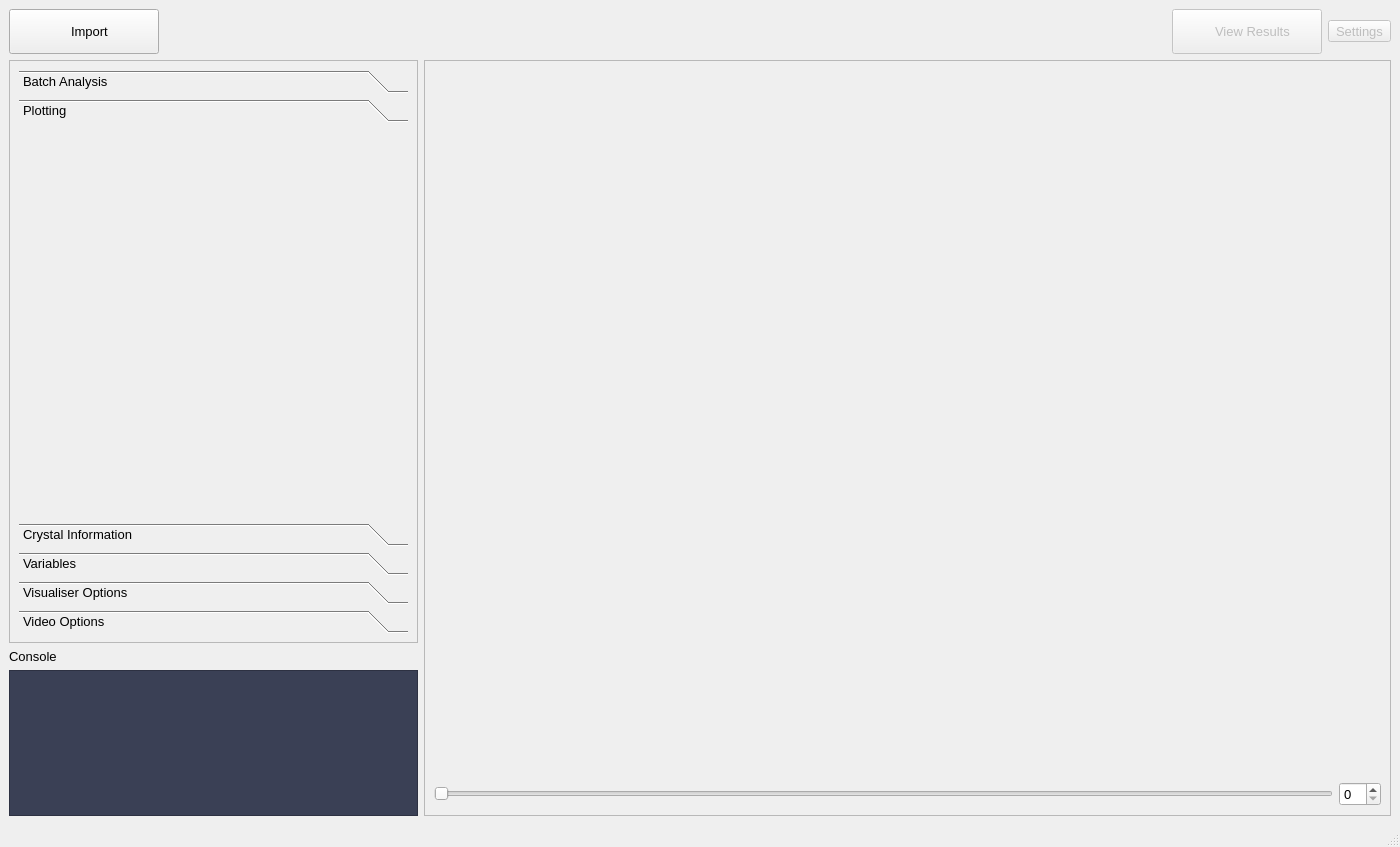
CrystalGrowerOrg/cgaspects, file src/crystalaspects/gui/window.ui: the form before one commit.
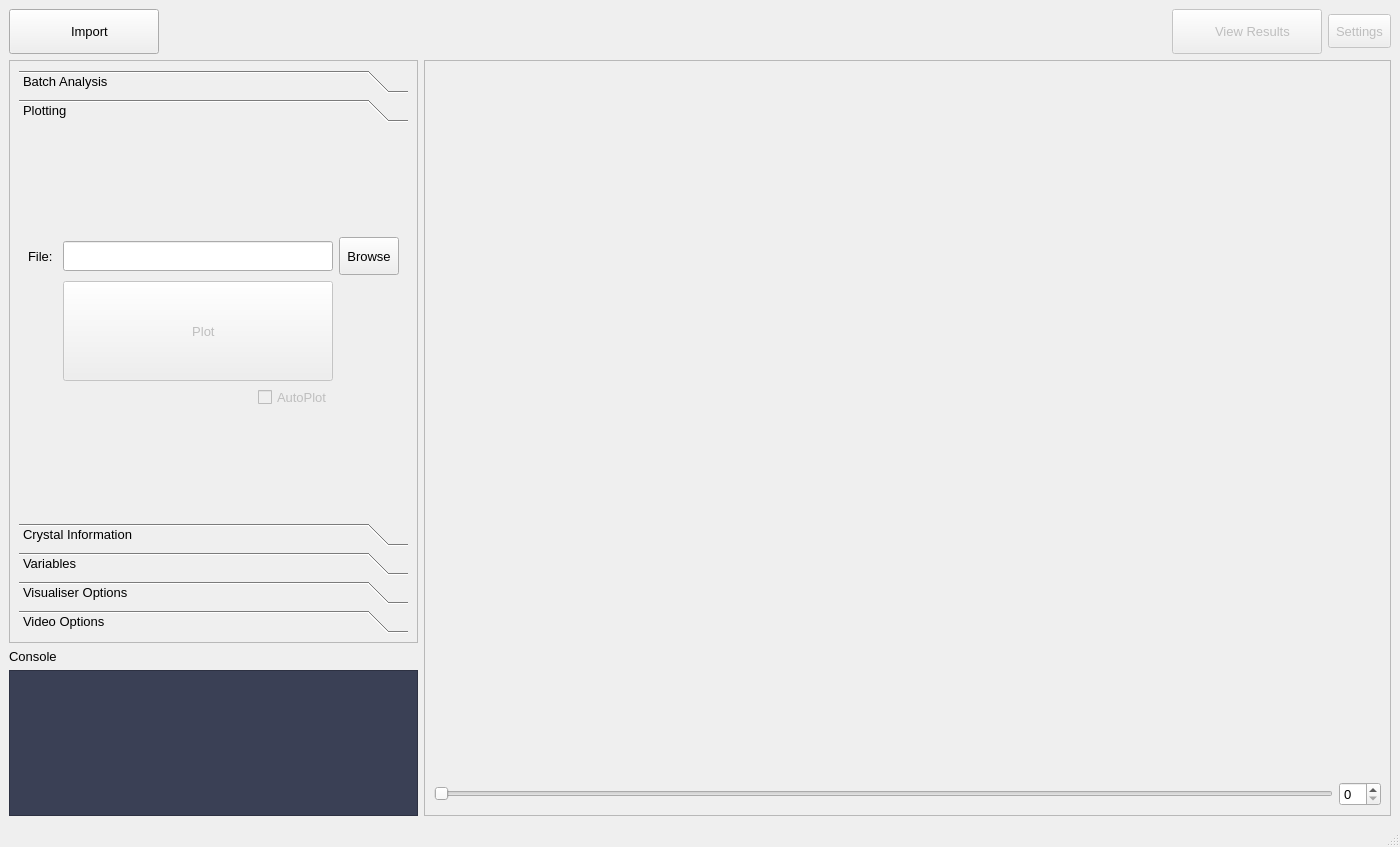
The form after the commit. The open tabs and pages were chosen to show the change. Icons and pictures are not drawn.

```diff
--- a/src/crystalaspects/gui/window.ui
+++ b/src/crystalaspects/gui/window.ui
@@ -106,6 +106,12 @@
       <property name="enabled">
        <bool>false</bool>
       </property>
+      <property name="minimumSize">
+       <size>
+        <width>34</width>
+        <height>34</height>
+       </size>
+      </property>
       <property name="text">
        <string>Settings</string>
       </property>
@@ -225,8 +231,8 @@
         <rect>
          <x>0</x>
          <y>0</y>
-         <width>411</width>
-         <height>574</height>
+         <width>409</width>
+         <height>576</height>
         </rect>
        </property>
        <layout class="QGridLayout" name="gridLayout_12">
@@ -407,13 +413,101 @@
             <rect>
              <x>0</x>
              <y>0</y>
-             <width>387</width>
-             <height>370</height>
+             <width>385</width>
+             <height>372</height>
             </rect>
            </property>
            <attribute name="label">
             <string>Plotting</string>
            </attribute>
+           <layout class="QGridLayout" name="gridLayout_3">
+            <item row="0" column="0">
+             <layout class="QGridLayout" name="gridLayout_9">
+              <item row="1" column="1">
+               <widget class="QPushButton" name="plot_pushButton">
+                <property name="enabled">
+                 <bool>false</bool>
+                </property>
+                <property name="minimumSize">
+                 <size>
+                  <width>0</width>
+                  <height>100</height>
+                 </size>
+                </property>
+                <property name="text">
+                 <string>   Plot</string>
+                </property>
+                <property name="icon">
+                 <iconset resource="../../../res/qticons.qrc">
+                  <normaloff>:/material_icons/material_icons/png/chart-scatter-plot.png</normaloff>:/material_icons/material_icons/png/chart-scatter-plot.png</iconset>
+                </property>
+                <property name="iconSize">
+                 <size>
+                  <width>30</width>
+                  <height>30</height>
+                 </size>
+                </property>
+               </widget>
+              </item>
+              <item row="0" column="2" alignment="Qt::AlignHCenter">
+               <widget class="QToolButton" name="plot_browse_toolButton">
+                <property name="minimumSize">
+                 <size>
+                  <width>38</width>
+                  <height>38</height>
+                 </size>
+                </property>
+                <property name="text">
+                 <string>Browse</string>
+                </property>
+                <property name="icon">
+                 <iconset resource="../../../res/qticons.qrc">
+                  <normaloff>:/material_icons/material_icons/png/file-table.png</normaloff>:/material_icons/material_icons/png/file-table.png</iconset>
+                </property>
+                <property name="iconSize">
+                 <size>
+                  <width>25</width>
+                  <height>25</height>
+                 </size>
+                </property>
+               </widget>
+              </item>
+              <item row="0" column="1">
+               <widget class="QLineEdit" name="plot_lineEdit">
+                <property name="sizePolicy">
+                 <sizepolicy hsizetype="Expanding" vsizetype="Fixed">
+                  <horstretch>5</horstretch>
+                  <verstretch>0</verstretch>
+                 </sizepolicy>
+                </property>
+                <property name="minimumSize">
+                 <size>
+                  <width>0</width>
+                  <height>30</height>
+                 </size>
+                </property>
+               </widget>
+              </item>
+              <item row="0" column="0">
+               <widget class="QLabel" name="plot_label">
+                <property name="text">
+                 <string>File: </string>
+                </property>
+               </widget>
+              </item>
+              <item row="2" column="1" alignment="Qt::AlignRight">
+               <widget class="QCheckBox" name="autoplot_checkBox">
+                <property name="enabled">
+                 <bool>false</bool>
+                </property>
+                <property name="text">
+                 <string>AutoPlot</string>
+                </property>
+               </widget>
+              </item>
+             </layout>
+            </item>
+           </layout>
           </widget>
           <widget class="QWidget" name="crystal_info_tab">
            <property name="geometry">
```
Left out of the diff: 30 changed lines with no effect on the pictures.
